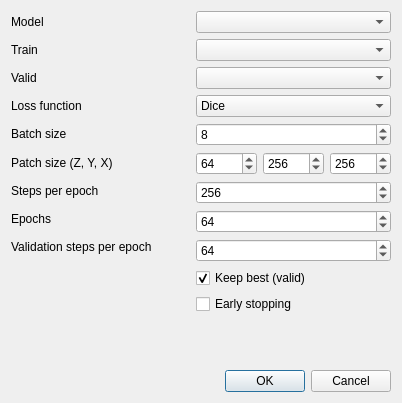
The window that window_train.ui (Cyril-Meyer/DeepSCEM) describes before a commit, drawn with Qt 5.
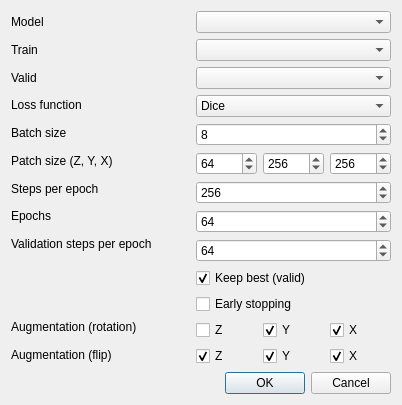
The same window after the commit.

Commit message: update window train widget for optional augmentation

What changed in the file:
```diff
--- a/window_train.ui
+++ b/window_train.ui
@@ -95,6 +95,20 @@
          </property>
         </widget>
        </item>
+       <item>
+        <widget class="QLabel" name="label_augmentation_rot">
+         <property name="text">
+          <string>Augmentation (rotation)</string>
+         </property>
+        </widget>
+       </item>
+       <item>
+        <widget class="QLabel" name="label_augmentation_flip">
+         <property name="text">
+          <string>Augmentation (flip)</string>
+         </property>
+        </widget>
+       </item>
       </layout>
      </item>
      <item>
@@ -240,6 +254,71 @@
          </property>
         </widget>
        </item>
+       <item>
+        <layout class="QHBoxLayout" name="horizontalLayout_aug_rot">
+         <item>
+          <widget class="QCheckBox" name="checkBox_rot_z">
+           <property name="text">
+            <string>Z</string>
+           </property>
+          </widget>
+         </item>
+         <item>
+          <widget class="QCheckBox" name="checkBox_rot_y">
+           <property name="text">
+            <string>Y</string>
+           </property>
+           <property name="checked">
+            <bool>true</bool>
+           </property>
+          </widget>
+         </item>
+         <item>
+          <widget class="QCheckBox" name="checkBox_rot_x">
+           <property name="text">
+            <string>X</string>
+           </property>
+           <property name="checked">
+            <bool>true</bool>
+           </property>
+          </widget>
+         </item>
+        </layout>
+       </item>
+       <item>
+        <layout class="QHBoxLayout" name="horizontalLayout_aug_flip">
+         <item>
+          <widget class="QCheckBox" name="checkBox_flip_z">
+           <property name="text">
+            <string>Z</string>
+           </property>
+           <property name="checked">
+            <bool>true</bool>
+           </property>
+          </widget>
+         </item>
+         <item>
+          <widget class="QCheckBox" name="checkBox_flip_y">
+           <property name="text">
+            <string>Y</string>
+           </property>
+           <property name="checked">
+            <bool>true</bool>
+           </property>
+          </widget>
+         </item>
+         <item>
+          <widget class="QCheckBox" name="checkBox_flip_x">
+           <property name="text">
+            <string>X</string>
+           </property>
+           <property name="checked">
+            <bool>true</bool>
+           </property>
+          </widget>
+         </item>
+        </layout>
+       </item>
       </layout>
      </item>
     </layout>
```
Left out of the diff: 6 changed lines with no effect on the pictures.
